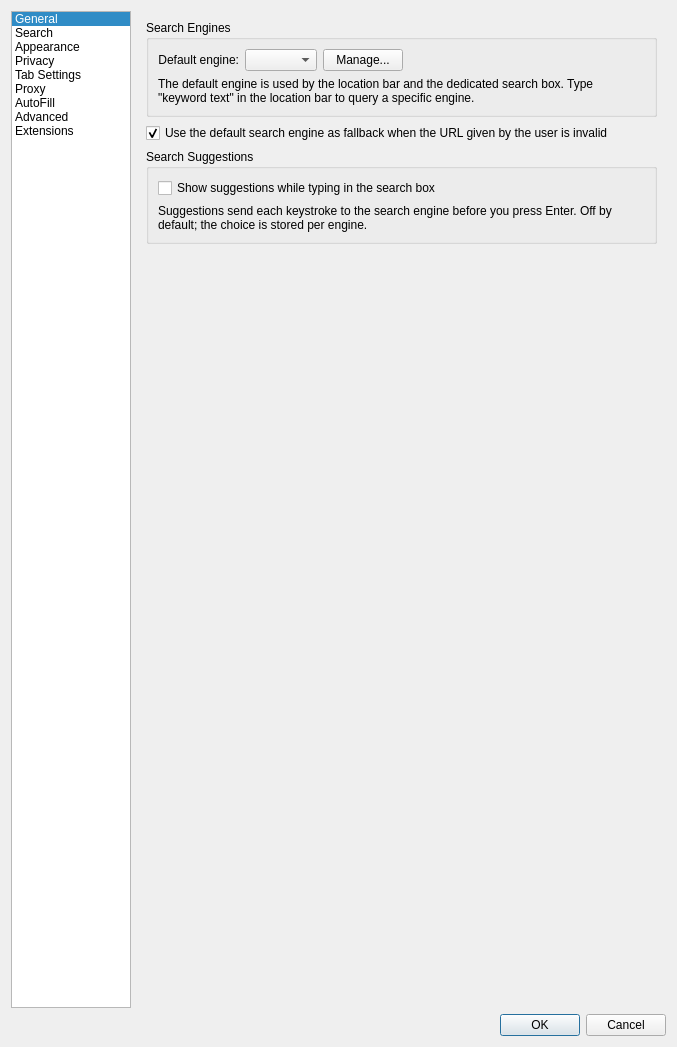
First picture: the form in src/settings.ui, repository IT-Space-2026/arktos, before the edit.
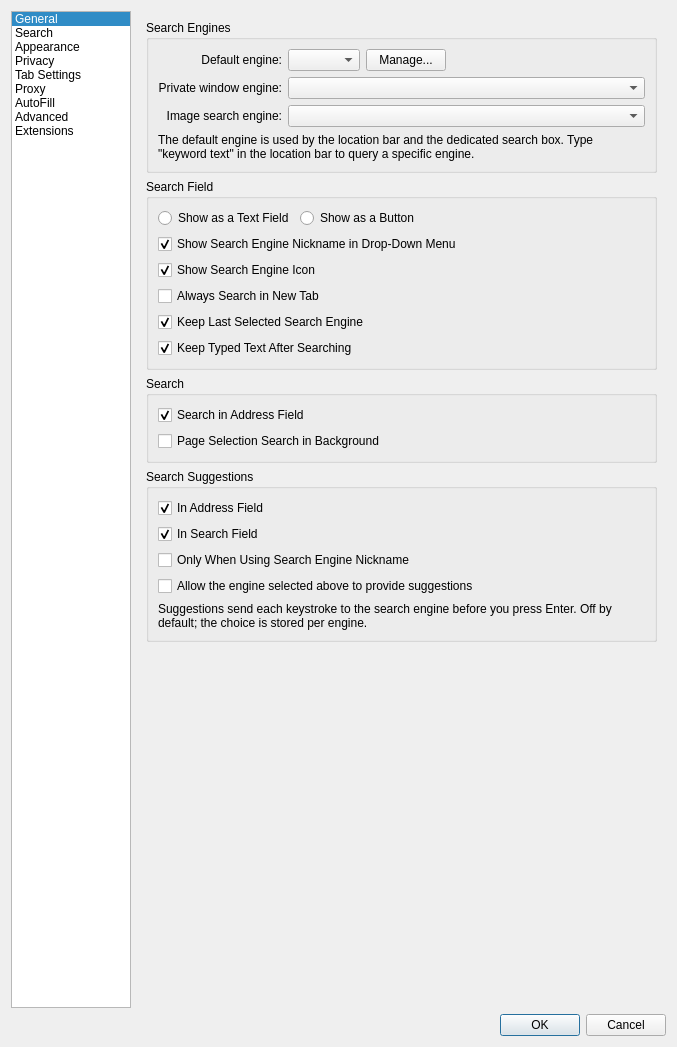
Second picture: the form after the edit. The open tabs and pages were chosen to show the change.

Commit message: SRCH04: rebuild Search settings as a Vivaldi-style context-engine page

What changed in the file:
```diff
--- a/src/settings.ui
+++ b/src/settings.ui
@@ -359,21 +359,21 @@
             </property>
            </widget>
           </item>
-          <item row="0" column="1">
+          <item row="0" column="1" colspan="2">
            <widget class="QComboBox" name="defaultEngineCombo">
             <property name="accessibleName">
              <string>Default search engine</string>
             </property>
            </widget>
           </item>
-          <item row="0" column="2">
+          <item row="0" column="3">
            <widget class="QPushButton" name="manageEnginesButton">
             <property name="text">
              <string>Manage...</string>
             </property>
            </widget>
           </item>
-          <item row="0" column="3">
+          <item row="0" column="4">
            <spacer name="enginesRowSpacer">
             <property name="orientation">
              <enum>Qt::Horizontal</enum>
@@ -386,7 +386,53 @@
             </property>
            </spacer>
           </item>
-          <item row="1" column="0" colspan="4">
+          <item row="1" column="0">
+           <widget class="QLabel" name="privateEngineLabel">
+            <property name="text">
+             <string>Private window engine:</string>
+            </property>
+            <property name="alignment">
+             <set>Qt::AlignRight|Qt::AlignTrailing|Qt::AlignVCenter</set>
+            </property>
+            <property name="buddy">
+             <cstring>privateEngineCombo</cstring>
+            </property>
+           </widget>
+          </item>
+          <item row="1" column="1" colspan="4">
+           <widget class="QComboBox" name="privateEngineCombo">
+            <property name="toolTip">
+             <string>Engine used by the location bar and the search field inside private and Tor windows.</string>
+            </property>
+            <property name="accessibleName">
+             <string>Private window search engine</string>
+            </property>
+           </widget>
+          </item>
+          <item row="2" column="0">
+           <widget class="QLabel" name="imageEngineLabel">
+            <property name="text">
+             <string>Image search engine:</string>
+            </property>
+            <property name="alignment">
+             <set>Qt::AlignRight|Qt::AlignTrailing|Qt::AlignVCenter</set>
+            </property>
+            <property name="buddy">
+             <cstring>imageEngineCombo</cstring>
+            </property>
+           </widget>
+          </item>
+          <item row="2" column="1" colspan="4">
+           <widget class="QComboBox" name="imageEngineCombo">
+            <property name="toolTip">
+             <string>Engine used by the &quot;Search Image&quot; context menu. Only engines that advertise an image-search endpoint are listed.</string>
+            </property>
+            <property name="accessibleName">
+             <string>Image search engine</string>
+            </property>
+           </widget>
+          </item>
+          <item row="3" column="0" colspan="5">
            <widget class="QLabel" name="enginesHintLabel">
             <property name="text">
              <string>The default engine is used by the location bar and the dedicated search box. Type &quot;keyword text&quot; in the location bar to query a specific engine.</string>
@@ -400,13 +446,127 @@
         </widget>
        </item>
        <item>
-        <widget class="QCheckBox" name="searchEngineFallback">
-         <property name="text">
-          <string>Use the default search engine as fallback when the URL given by the user is invalid</string>
+        <widget class="QGroupBox" name="searchFieldGroupBox">
+         <property name="title">
+          <string>Search Field</string>
          </property>
-         <property name="checked">
-          <bool>true</bool>
+         <layout class="QGridLayout" name="searchFieldGridLayout">
+          <item row="0" column="0">
+           <widget class="QRadioButton" name="searchFieldRadio">
+            <property name="toolTip">
+             <string>Show a dedicated search field next to the location bar.</string>
+            </property>
+            <property name="text">
+             <string>Show as a Text Field</string>
+            </property>
+           </widget>
+          </item>
+          <item row="0" column="1">
+           <widget class="QRadioButton" name="searchButtonRadio">
+            <property name="toolTip">
+             <string>Collapse the search field to an engine button; the button's menu offers a search prompt.</string>
+            </property>
+            <property name="text">
+             <string>Show as a Button</string>
+            </property>
+           </widget>
+          </item>
+          <item row="0" column="2">
+           <spacer name="searchFieldRowSpacer">
+            <property name="orientation">
+             <enum>Qt::Horizontal</enum>
+            </property>
+            <property name="sizeHint" stdset="0">
+             <size>
+              <width>40</width>
+              <height>20</height>
+             </size>
+            </property>
+           </spacer>
+          </item>
+          <item row="1" column="0" colspan="3">
+           <widget class="QCheckBox" name="showEngineNicknameCheck">
+            <property name="text">
+             <string>Show Search Engine Nickname in Drop-Down Menu</string>
+            </property>
+            <property name="checked">
+             <bool>true</bool>
+            </property>
+           </widget>
+          </item>
+          <item row="2" column="0" colspan="3">
+           <widget class="QCheckBox" name="showEngineIconCheck">
+            <property name="text">
+             <string>Show Search Engine Icon</string>
+            </property>
+            <property name="checked">
+             <bool>true</bool>
+            </property>
+           </widget>
+          </item>
+          <item row="3" column="0" colspan="3">
+           <widget class="QCheckBox" name="alwaysNewTabCheck">
+            <property name="text">
+             <string>Always Search in New Tab</string>
+            </property>
+           </widget>
+          </item>
+          <item row="4" column="0" colspan="3">
+           <widget class="QCheckBox" name="keepFieldEngineCheck">
+            <property name="toolTip">
+             <string>Keep the engine last picked in the search field. When off, the field reverts to the default engine after each search.</string>
+            </property>
+            <property name="text">
+             <string>Keep Last Selected Search Engine</string>
+            </property>
+            <property name="checked">
+             <bool>true</bool>
+            </property>
+           </widget>
+          </item>
+          <item row="5" column="0" colspan="3">
+           <widget class="QCheckBox" name="keepTypedTextCheck">
+            <property name="text">
+             <string>Keep Typed Text After Searching</string>
+            </property>
+            <property name="checked">
+             <bool>true</bool>
+            </property>
+           </widget>
+          </item>
+         </layout>
+        </widget>
+       </item>
+       <item>
+        <widget class="QGroupBox" name="searchOptionsGroupBox">
+         <property name="title">
+          <string>Search</string>
          </property>
+         <layout class="QVBoxLayout" name="searchOptionsLayout">
+          <item>
+           <widget class="QCheckBox" name="searchEngineFallback">
+            <property name="toolTip">
+             <string>Use the search engine as fallback when the text typed in the location bar is not a valid URL.</string>
+            </property>
+            <property name="text">
+             <string>Search in Address Field</string>
+            </property>
+            <property name="checked">
+             <bool>true</bool>
+            </property>
+           </widget>
+          </item>
+          <item>
+           <widget class="QCheckBox" name="selectionSearchBackgroundCheck">
+            <property name="toolTip">
+             <string>Open the results of the &quot;Search with&quot; context menu in a background tab.</string>
+            </property>
+            <property name="text">
+             <string>Page Selection Search in Background</string>
+            </property>
+           </widget>
+          </item>
+         </layout>
         </widget>
        </item>
        <item>
@@ -414,15 +574,45 @@
          <property name="title">
           <string>Search Suggestions</string>
          </property>
-         <layout class="QGridLayout">
-          <item row="0" column="0">
+         <layout class="QGridLayout" name="suggestionsGridLayout">
+          <item row="0" column="0" colspan="2">
+           <widget class="QCheckBox" name="suggestInAddressFieldCheck">
+            <property name="text">
+             <string>In Address Field</string>
+            </property>
+            <property name="checked">
+             <bool>true</bool>
+            </property>
+           </widget>
+          </item>
+          <item row="1" column="0" colspan="2">
+           <widget class="QCheckBox" name="suggestInSearchFieldCheck">
+            <property name="text">
+             <string>In Search Field</string>
+            </property>
+            <property name="checked">
+             <bool>true</bool>
+            </property>
+           </widget>
+          </item>
+          <item row="2" column="0" colspan="2">
+           <widget class="QCheckBox" name="suggestOnlyWithKeywordCheck">
+            <property name="toolTip">
+             <string>The address field only asks for suggestions once the input starts with a search engine's keyword.</string>
+            </property>
+            <property name="text">
+             <string>Only When Using Search Engine Nickname</string>
+            </property>
+           </widget>
+          </item>
+          <item row="3" column="0" colspan="2">
            <widget class="QCheckBox" name="searchSuggestionsCheckBox">
             <property name="text">
-             <string>Show suggestions while typing in the search box</string>
+             <string>Allow the engine selected above to provide suggestions</string>
             </property>
            </widget>
           </item>
-          <item row="1" column="0">
+          <item row="4" column="0" colspan="2">
            <widget class="QLabel" name="searchSuggestionsHint">
             <property name="text">
              <string>Suggestions send each keystroke to the search engine before you press Enter. Off by default; the choice is stored per engine.</string>
```
The commit also changes 35 other files.
